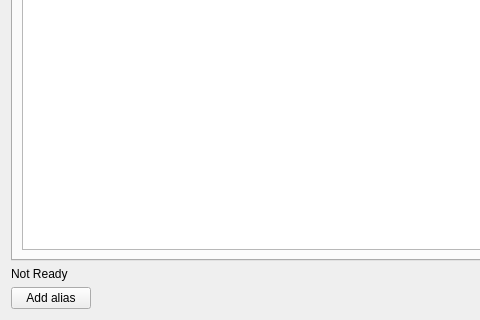
First picture: the form in app/formatsgui/postimportdialog.ui, repository DarkHobbit/homewallet, before the edit; both pictures show x 0 to 480 and y 93 to 413 of the 1448 by 413 pixel window.
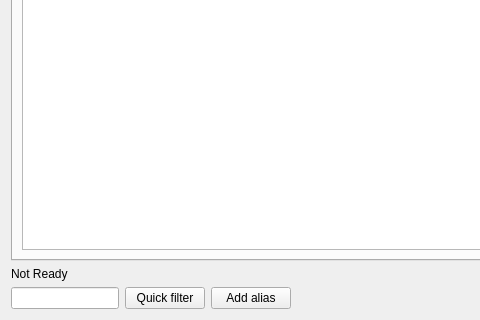
Second picture: the form after the edit.

Commit message: Post import dialog: quick filter added

The edit to the form file:
```diff
--- a/app/formatsgui/postimportdialog.ui
+++ b/app/formatsgui/postimportdialog.ui
@@ -61,6 +61,23 @@
    </item>
    <item>
     <layout class="QHBoxLayout" name="horizontalLayout">
+     <item>
+      <widget class="QLineEdit" name="leQuickFilter">
+       <property name="sizePolicy">
+        <sizepolicy hsizetype="Minimum" vsizetype="Fixed">
+         <horstretch>0</horstretch>
+         <verstretch>0</verstretch>
+        </sizepolicy>
+       </property>
+      </widget>
+     </item>
+     <item>
+      <widget class="QPushButton" name="btnQuickFilter">
+       <property name="text">
+        <string>Quick filter</string>
+       </property>
+      </widget>
+     </item>
      <item>
       <widget class="QPushButton" name="btnAddAlias">
        <property name="text">
```
The commit also changes 5 other files.
